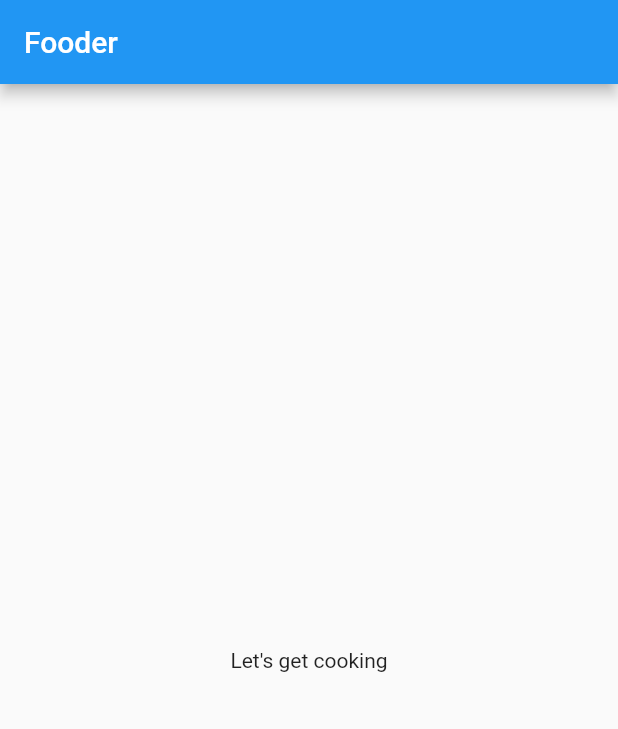
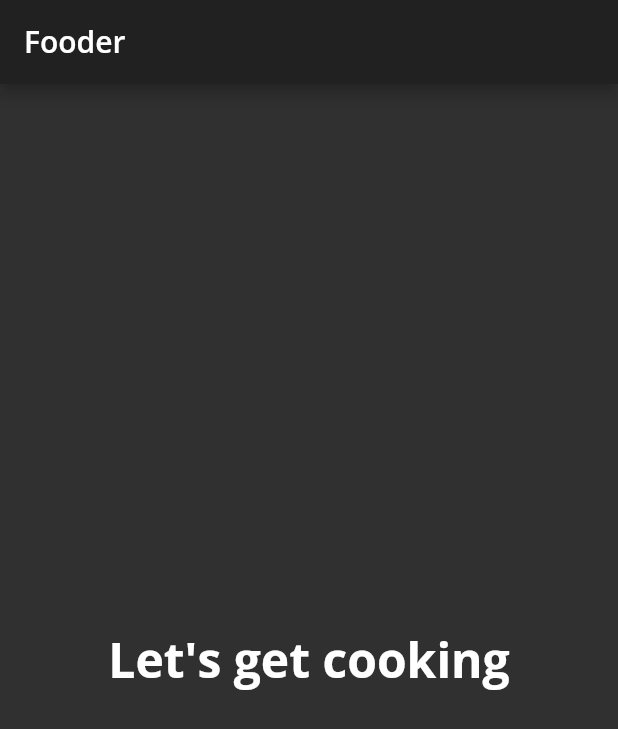
Before and after one commit to mehedi-4958/fooder, a Flutter app: the screen it shows after launch, on a phone screen of 412 x 824 dp. Shown: the top 729 px of the screen. Run offline on Flutter 3.47's test engine with Material 2 defaults, Android fonts, the phone set to English and light mode, and no system bars; our stand-ins replace google_fonts.

Commit message:
Custom Theme Applied

```diff
--- a/lib/main.dart
+++ b/lib/main.dart
@@ -1,4 +1,5 @@
 import 'package:flutter/material.dart';
+import 'fooder_theme.dart';
 
 void main() {
   runApp(const Fooder());
@@ -9,22 +10,24 @@ class Fooder extends StatelessWidget {
 
   @override
   Widget build(BuildContext context) {
-    //TODO: Create Theme
+    final theme = FooderTheme.dark();
     //TODO: Apply Home Widget
 
     return MaterialApp(
-      //TODO: Add theme
-
+      theme: theme,
       title: 'Fooder',
       home: Scaffold(
-        //TODO: Style the title
-
         appBar: AppBar(
-          title: const Text('Fooder'),
+          title: Text(
+            'Fooder',
+            style: theme.textTheme.headline6,
+          ),
         ),
-        //TODO: Style the body text
-        body: const Center(
-          child: Text('Let\'s get cooking'),
+        body: Center(
+          child: Text(
+            'Let\'s get cooking',
+            style: theme.textTheme.headline1,
+          ),
         ),
       ),
     );
```
